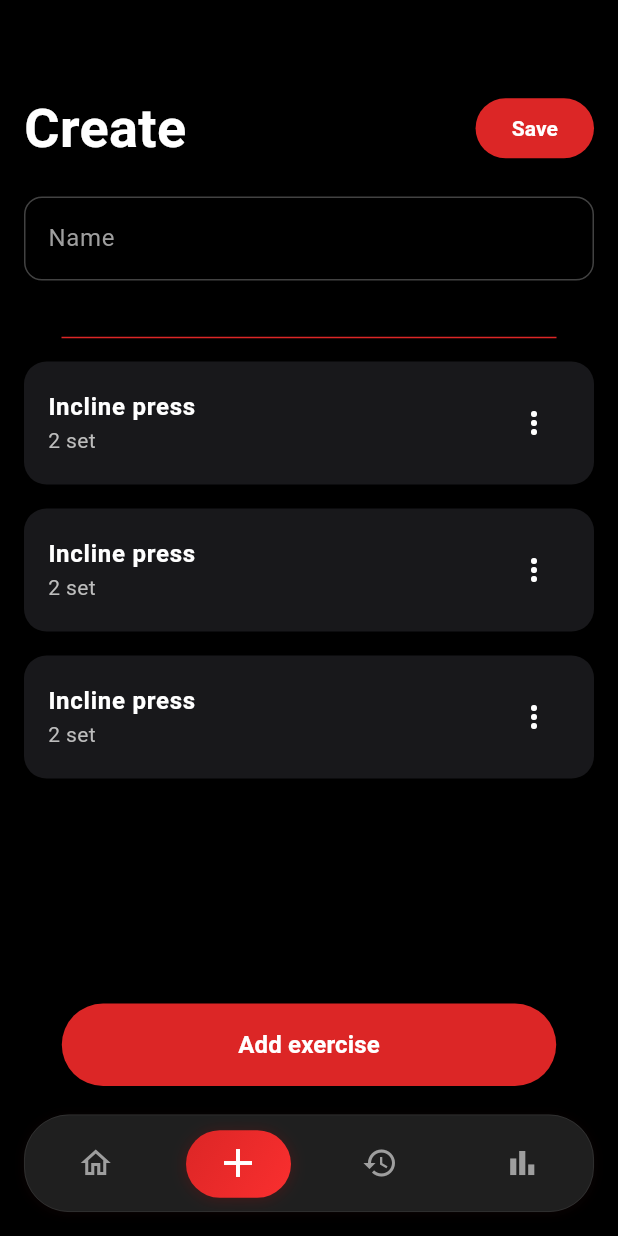
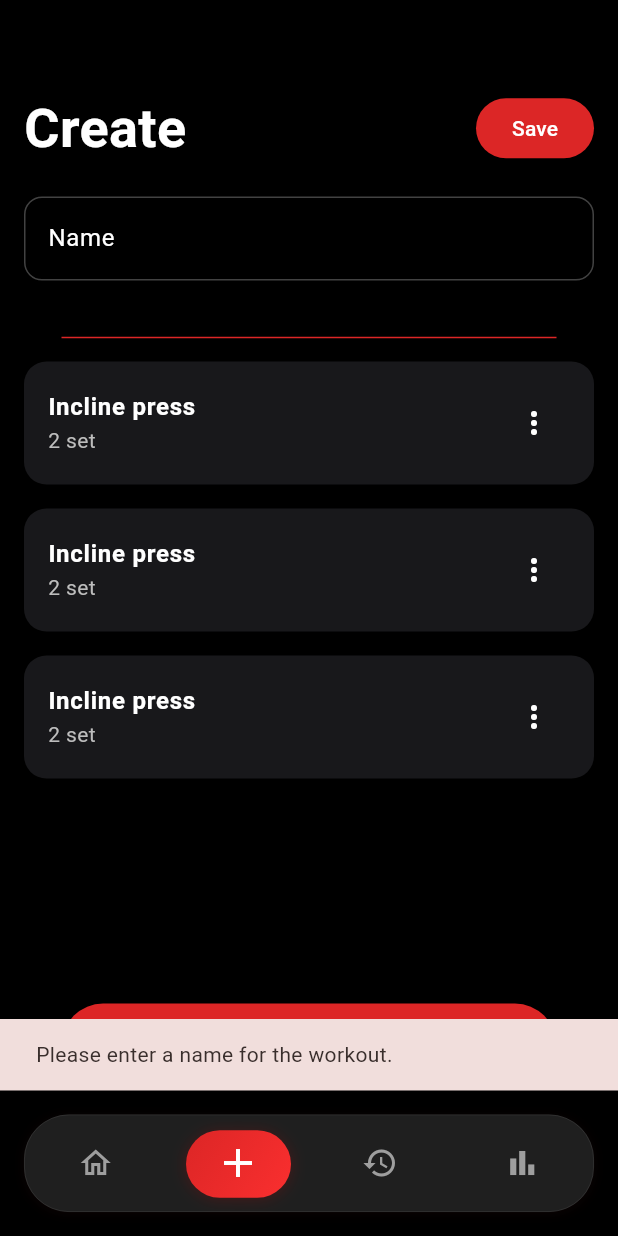
Before and after one commit to gabrielerneving/gym_application, a Flutter app: the screen it shows once a user with an empty profile is signed in, item 2 of the bottom bar chosen, after a tap on "Save", on a phone screen of 412 x 824 dp. Run offline on Flutter 3.47's test engine with Material 3 defaults, Android fonts, the phone set to English and light mode, and no system bars; our stand-ins replace cloud_firestore, firebase_auth, firebase_core; accounts and stored records are empty.

Commit message:
man kan skapa och se workouts

```diff
--- a/lib/models/exercise_model.dart
+++ b/lib/models/exercise_model.dart
@@ -8,4 +8,12 @@ class Exercise {
     required this.sets,
     required this.id,
   });
+  // Factory constructor för att skapa en Exercise från en Map
+  factory Exercise.fromMap(Map<String, dynamic> data) {
+    return Exercise(
+      id: data['id'] ?? '',
+      name: data['name'] ?? 'No Name',
+      sets: data['sets'] ?? 0,
+    );
+  }
 }
--- a/lib/models/workout_model.dart
+++ b/lib/models/workout_model.dart
@@ -13,4 +13,17 @@ class WorkoutProgram {
     required this.exercises,
     required this.id,
   });
+
+  // FACTORY CONSTRUCTOR: Skapar ett WorkoutProgram från Firestore-data (en Map)
+  factory WorkoutProgram.fromFirestore(Map<String, dynamic> data) {
+    // Konvertera listan av exercise-maps från Firestore tillbaka till en lista av Exercise-objekt
+    var exercisesList = data['exercises'] as List;
+    List<Exercise> exercises = exercisesList.map((exerciseData) => Exercise.fromMap(exerciseData)).toList();
+
+    return WorkoutProgram(
+      id: data['id'] ?? '',
+      title: data['title'] ?? 'No Title',
+      exercises: exercises,
+    );
+  }
 }
--- a/lib/pages/create_workout.dart
+++ b/lib/pages/create_workout.dart
@@ -1,9 +1,13 @@
+import 'package:firebase_auth/firebase_auth.dart';
 import 'package:flutter/material.dart';
-import '../models/exercise_model.dart'; // Importera dina modeller
-import '../widgets/exercise_list_item.dart'; // Importera din widget för listan
-
+import 'package:uuid/uuid.dart';
+import '../models/exercise_model.dart';
+import '../models/workout_model.dart';
+import '../services/database_service.dart';
+import '../widgets/exercise_list_item.dart';
 class CreateWorkoutScreen extends StatefulWidget {
-  const CreateWorkoutScreen({Key? key}) : super(key: key);
+  final Function(int)? onWorkoutSaved;
+  const CreateWorkoutScreen({Key? key, this.onWorkoutSaved}) : super(key: key);
 
   @override
   _CreateWorkoutScreenState createState() => _CreateWorkoutScreenState();
@@ -12,7 +16,8 @@ class CreateWorkoutScreen extends StatefulWidget {
 class _CreateWorkoutScreenState extends State<CreateWorkoutScreen> {
   final _workoutNameController = TextEditingController();
   final FocusNode _focusNode = FocusNode();
-  bool _isKeyboardVisible = false;
+  bool _isLoading = false;
+
 
   final List<Exercise> _exercises = [
     // Exempeldata, denna lista kommer du att kunna ändra
@@ -26,7 +31,7 @@ class _CreateWorkoutScreenState extends State<CreateWorkoutScreen> {
     super.initState();
     _focusNode.addListener(() {
       setState(() {
-        _isKeyboardVisible = _focusNode.hasFocus;
+        // Listener för focus-ändringar
       });
     });
   }
@@ -36,6 +41,75 @@ class _CreateWorkoutScreenState extends State<CreateWorkoutScreen> {
     _focusNode.dispose();
     super.dispose();
   }
+
+  // Metod som anropas när "Save" trycks
+  Future<void> _saveWorkout() async {
+    // 1. Validera att fälten inte är tomma
+    if (_workoutNameController.text.trim().isEmpty) {
+      ScaffoldMessenger.of(context).showSnackBar(
+        const SnackBar(content: Text('Please enter a name for the workout.')),
+      );
+      return;
+    }
+    if (_exercises.isEmpty) {
+       ScaffoldMessenger.of(context).showSnackBar(
+        const SnackBar(content: Text('Please add at least one exercise.')),
+      );
+      return;
+    }
+
+    setState(() { _isLoading = true; });
+
+    try {
+      // 2. Hämta den inloggade användarens unika ID
+      final user = FirebaseAuth.instance.currentUser;
+      if (user == null) {
+        // Detta bör inte hända om AuthGate fungerar, men det är en bra säkerhetskoll
+        throw Exception("No user logged in!");
+      }
+      final uid = user.uid;
+
+      // 3. Skapa ett WorkoutProgram-objekt från datan på skärmen
+      var uuid = const Uuid();
+      final newProgram = WorkoutProgram(
+        id: uuid.v4(), // Skapa ett unikt ID för programmet
+        title: _workoutNameController.text.trim(),
+        exercises: _exercises,
+      );
+
+      // 4. Anropa vår DatabaseService för att spara programmet
+      await DatabaseService(uid: uid).saveWorkoutProgram(newProgram);
+
+      // 5. Ge feedback och navigera tillbaka
+      if (mounted) {
+        ScaffoldMessenger.of(context).showSnackBar(
+          const SnackBar(content: Text('Workout saved successfully!')),
+        );
+        // Gå till Home tab (index 0) istället för att bara poppa
+        if (widget.onWorkoutSaved != null) {
+          widget.onWorkoutSaved!(0); // 0 = Home tab
+        } else {
+          Navigator.of(context).pop();
+        }
+      }
+
+    } catch (e, s) { // Fånga även "stack trace"
+    // DENNA DEL ÄR NY OCH VIKTIG
+    print('🚨 AN ERROR OCCURRED AFTER SAVING!');
+    print('Error object: $e');
+    print('Stack trace: $s');
+
+    if(mounted) {
+      ScaffoldMessenger.of(context).showSnackBar(
+        SnackBar(content: Text('Error during post-save operation: $e')),
+      );
+    }
+  } finally {
+     if(mounted) {
+       setState(() { _isLoading = false; });
+     }
+  }
+}
 
   @override
   Widget build(BuildContext context) {
@@ -64,18 +138,10 @@ class _CreateWorkoutScreenState extends State<CreateWorkoutScreen> {
                   ),
                 ),
                 ElevatedButton(
-                  onPressed: () {
-                    // Spara-logik här
-                  },
+                  onPressed: _isLoading ? null : _saveWorkout,
                   style: ElevatedButton.styleFrom(backgroundColor: Color(0xFFDC2626)),
-                  child: Text(
-                    'Save',
-                    style: TextStyle(
-                      color: Colors.white,
-                      fontSize: 14,
-                      fontWeight: FontWeight.bold,
-                    ),
-                  ),
+                  child: _isLoading ? const CircularProgressIndicator() : const Text('Save', style: TextStyle(color: Colors.white)),
+
                 ),
               ],
             ),
@@ -86,7 +152,7 @@ class _CreateWorkoutScreenState extends State<CreateWorkoutScreen> {
               style: TextStyle(color: Colors.white),
               decoration: InputDecoration(
                 labelText: 'Name',
-                labelStyle: TextStyle(color: Colors.grey),
+                labelStyle: TextStyle(color: const Color.fromARGB(255, 255, 255, 255)),
                 border: OutlineInputBorder(
                   borderRadius: BorderRadius.circular(12), // default rundade hörn
                 ),
--- a/lib/pages/home_screen.dart
+++ b/lib/pages/home_screen.dart
@@ -1,5 +1,8 @@
+import 'package:firebase_auth/firebase_auth.dart';
 import 'package:flutter/material.dart';
-import '../widgets/workout_widget.dart';
+import '../models/workout_model.dart';
+import '../services/database_service.dart';
+import '../widgets/workout_widget.dart'; // Din befintliga widget
 
 class HomeScreen extends StatelessWidget {
   final VoidCallback? onSwitchToProfileTab;
@@ -7,14 +10,52 @@ class HomeScreen extends StatelessWidget {
 
   @override
   Widget build(BuildContext context) {
+    // NYTT: Hämta den inloggade användarens unika ID
+    final uid = FirebaseAuth.instance.currentUser?.uid;
+
+    // Säkerhetskoll ifall något skulle gå fel och vi inte har ett UID
+    if (uid == null) {
+      return const Scaffold(
+        body: Center(
+          child: Text("Could not find user. Please log in again."),
+        ),
+      );
+    }
+
+    // NYTT: Skapa en instans av vår DatabaseService
+    final dbService = DatabaseService(uid: uid);
+
     return Scaffold(
       backgroundColor: const Color.fromARGB(255, 0, 0, 0),
       body: Padding(
         padding: const EdgeInsets.symmetric(horizontal: 16, vertical: 60),
-      child: Column(
+        // NYTT: StreamBuilder för att hämta och visa data i realtid
+        child: StreamBuilder<List<WorkoutProgram>>(
+          stream: dbService.getWorkoutPrograms(),
+          builder: (context, snapshot) {
+            // Medan vi väntar på data från Firebase, visa en laddningsindikator
+            if (snapshot.connectionState == ConnectionState.waiting) {
+              return const Center(child: CircularProgressIndicator());
+            }
+
+            // Om ett fel inträffade
+            if (snapshot.hasError) {
+              return Center(child: Text("Something went wrong: ${snapshot.error}"));
+            }
+
+            // Om vi har data, men listan är tom
+            if (!snapshot.hasData || snapshot.data!.isEmpty) {
+              return _buildEmptyState(); // Anropar en snyggare "tom" vy
+            }
+
+            // Om vi har data!
+            final programs = snapshot.data!;
+
+            // Detta är din befintliga UI-struktur, nu med dynamisk data
+            return Column(
               crossAxisAlignment: CrossAxisAlignment.start,
               children: [
-             Text(
+                const Text(
                   'My workouts',
                   style: TextStyle(
                     color: Colors.white,
@@ -22,46 +63,69 @@ class HomeScreen extends StatelessWidget {
                     fontWeight: FontWeight.bold,
                   ),
                 ),
-
+                // ÄNDRAT: Visar det faktiska antalet sparade pass
                 Text(
-              '2 workouts saved',
-              style: TextStyle(
+                  '${programs.length} workouts saved',
+                  style: const TextStyle(
                     color: Colors.white,
                     fontSize: 14,
                   ),
                 ),
+                Expanded(
+                  // ÄNDRAT: Använder ListView.builder för att effektivt bygga listan
+                  child: ListView.builder(
+                    itemCount: programs.length,
+                    itemBuilder: (context, index) {
+                      final program = programs[index];
+                      // Skapa en kort beskrivning från de första övningarna
+                      final description = program.exercises
+                          .map((e) => e.name)
+                          .take(3)
+                          .join(', ');
 
-          Expanded(
-            child: ListView(
-              children: [
-                WorkoutWidget(
-                  title: 'Upper 1',
-                  description: 'Bicep curls, reverse curls, Tri...',
-                  exerciseCount: 7,
+                      // Använder din befintliga WorkoutWidget!
+                      return WorkoutWidget(
+                        title: program.title,
+                        description: '$description...',
+                        exerciseCount: program.exercises.length,
                         onDelete: () {
-                    // Hantera delete
+                          // Här kommer vi lägga till logik för att ta bort ett pass
                         },
                         onStartWorkout: () {
-                    // Hantera start workout
+                          // Här kommer vi lägga till logik för att starta ett pass
                         },
-                ),
-                WorkoutWidget(
-                  title: 'Upper 2',
-                  description: 'Bicep curls, reverse curls, Tri...',
-                  exerciseCount: 10,
-                  onDelete: () {
-                    // Hantera delete
+                      );
                     },
-                  onStartWorkout: () {
-                    // Hantera start workout
-                  },
-                ),
-              ],
                   ),
                 ),
               ],
+            );
+          },
         ),
       ),
     );
   }
+
+  // En hjälp-widget för att visa ett meddelande när inga pass finns
+  Widget _buildEmptyState() {
+    return const Center(
+      child: Column(
+        mainAxisAlignment: MainAxisAlignment.center,
+        children: [
+          Icon(Icons.fitness_center, color: Colors.grey, size: 60),
+          SizedBox(height: 16),
+          Text(
+            'No Workouts Yet',
+            style: TextStyle(fontSize: 22, fontWeight: FontWeight.bold, color: Colors.white),
+          ),
+          SizedBox(height: 8),
+          Text(
+            'Tap the "Create" button to add your first workout!',
+            textAlign: TextAlign.center,
+            style: TextStyle(color: Colors.grey, fontSize: 16),
+          ),
+        ],
+      ),
+    );
   }
+}
--- a/lib/pages/main_screen.dart
+++ b/lib/pages/main_screen.dart
@@ -53,7 +53,13 @@ class _MainScreenState extends State<MainScreen> with TickerProviderStateMixin {
         _onItemTapped(3); // Anropa din befintliga metod för att byta flik till index 3 (Profile)
       },
     ),
-      const CreateWorkoutScreen(),
+      CreateWorkoutScreen(
+        onWorkoutSaved: (indexToGoTo) {
+          setState(() {
+            _selectedIndex = indexToGoTo;
+          });
+        },
+      ),
       const WorkoutHistoryScreen(),
       const StatisticsScreen(),
     ];
--- a/lib/services/database_service.dart
+++ b/lib/services/database_service.dart
@@ -0,0 +1,53 @@
+import 'package:cloud_firestore/cloud_firestore.dart';
+import '../models/workout_model.dart'; // Importera din modell
+
+class DatabaseService {
+  // Hämta en instans av Firestore
+  final FirebaseFirestore _db = FirebaseFirestore.instance;
+
+  // En referens till den specifika användarens data
+  final String uid;
+  DatabaseService({required this.uid});
+
+  // Metod för att spara ett nytt träningsprogram
+  Future<void> saveWorkoutProgram(WorkoutProgram program) async {
+    try {
+      // Vi skapar en datastruktur:
+      // users -> {userId} -> workout_programs -> {programId} -> {programdata}
+
+      // Skapa en referens till collectionen för den här användarens träningsprogram
+      final collectionRef = _db.collection('users').doc(uid).collection('workout_programs');
+
+      // Använd program.id som dokument-ID
+      await collectionRef.doc(program.id).set({
+        'title': program.title,
+        'id': program.id,
+        // Vi måste konvertera listan med övningar till ett format Firestore förstår (en lista av Maps)
+        'exercises': program.exercises.map((exercise) => {
+          'id': exercise.id,
+          'name': exercise.name,
+          'sets': exercise.sets,
+        }).toList(),
+      });
+    } catch (e) {
+      print('Error saving workout program: $e');
+      // Här kan du kasta ett eget fel om du vill hantera det i UI:t
+      rethrow;
+    }
+  }
+
+// Metod för att hämta en STREAM av träningsprogram
+Stream<List<WorkoutProgram>> getWorkoutPrograms() {
+  final collectionRef = _db.collection('users').doc(uid).collection('workout_programs');
+
+  // Lyssna på ändringar i collectionen
+  return collectionRef.snapshots().map((snapshot) {
+    // För varje "snapshot" (ny version av datan), konvertera varje dokument
+    // till ett WorkoutProgram-objekt.
+    return snapshot.docs.map((doc) {
+      // Vi behöver en metod i vår modell för att konvertera Firestore-data till ett objekt
+      return WorkoutProgram.fromFirestore(doc.data());
+    }).toList();
+  });
+}
+}
--- a/lib/widgets/workout_widget.dart
+++ b/lib/widgets/workout_widget.dart
@@ -51,7 +51,7 @@ class WorkoutWidget extends StatelessWidget {
               const Icon(Icons.fitness_center, color: Colors.grey, size: 18),
               const SizedBox(width: 4),
               Text(
-                '$exerciseCount övningar',
+                '$exerciseCount exercises',
                 style: const TextStyle(color: Colors.grey, fontSize: 14),
               ),
             ],
--- a/pubspec.yaml
+++ b/pubspec.yaml
@@ -38,6 +38,7 @@ dependencies:
   firebase_core: ^4.1.0
   cloud_firestore: ^6.0.1
   firebase_auth: ^6.0.2
+  uuid: ^4.5.1
 
 dev_dependencies:
   flutter_test:
```
Also changed, not shown: pubspec.lock. Lines whose indentation alone changed are shown as unchanged.
